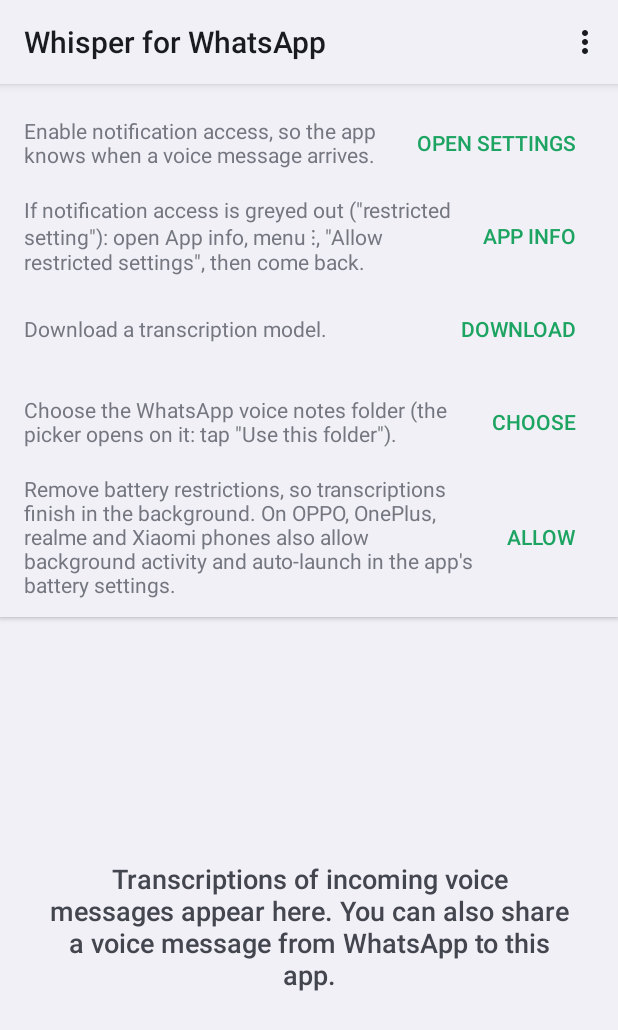
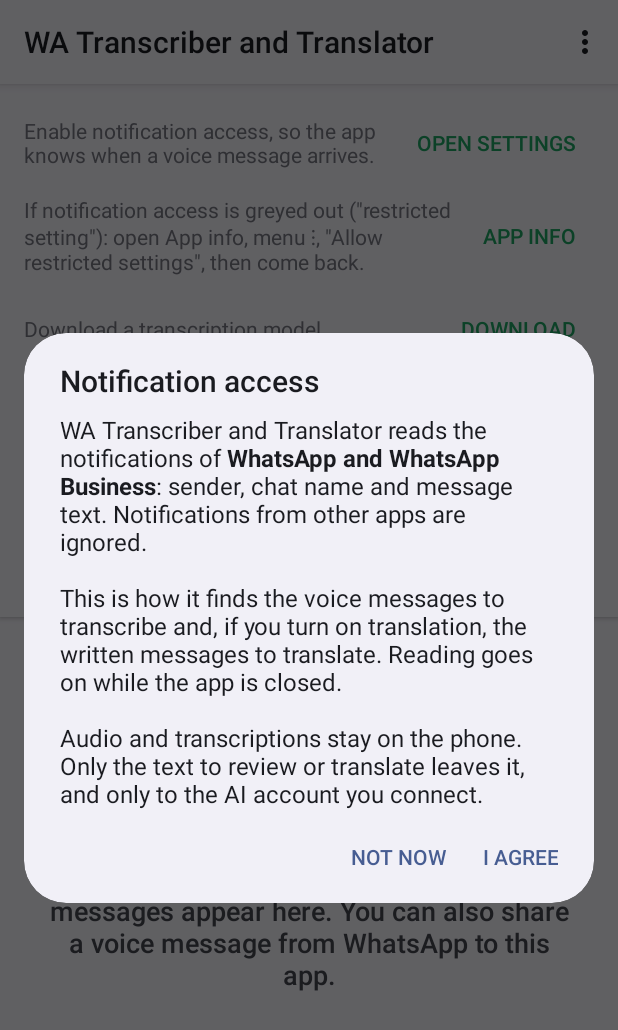
Before and after one commit to alessandrotucci/whisper-for-whatsapp-web, an Android app: the screen it shows after launch (MainActivity), after a tap on "OPEN SETTINGS", on a phone screen of 412 x 824 dp. Shown: the top 1030 px of the screen. Run offline under Robolectric (Android 15) with nearby library versions, the phone set to English and light mode, and no system bars; pictures from the network do not load.

Commit message:
App Android 1.3.0 (in prova): nome e informative per Google Play
Come da disegno approvato:
- il nome è «WA Transcriber and Translator» sul telefono e nella scheda;
- prima dell'accesso alle notifiche e prima di collegare un account di IA
  compare un'informativa con consenso esplicito; senza consenso le notifiche
  si ignorano e nessun testo va all'IA. A chi usa già le due funzioni le
  finestre si propongono una volta all'apertura;
- voce Privacy nel menu, con lo stato dei consensi e android/PRIVACY.md;
- tolto REQUEST_IGNORE_BATTERY_OPTIMIZATIONS: le righe della batteria aprono
  Info app con l'istruzione «Batteria -> Senza restrizioni».

Co-Authored-By: Claude Opus 5.5 <noreply@anthropic.com>

```diff
--- a/android/app/src/main/AndroidManifest.xml
+++ b/android/app/src/main/AndroidManifest.xml
@@ -7,7 +7,6 @@
     <uses-permission android:name="android.permission.FOREGROUND_SERVICE" />
     <uses-permission android:name="android.permission.FOREGROUND_SERVICE_DATA_SYNC" />
     <uses-permission android:name="android.permission.FOREGROUND_SERVICE_MEDIA_PROCESSING" />
-    <uses-permission android:name="android.permission.REQUEST_IGNORE_BATTERY_OPTIMIZATIONS" />
 
     <queries>
         <package android:name="com.whatsapp" />
--- a/android/app/src/main/java/io/github/alessandrotucci/whisperwa/AiClient.java
+++ b/android/app/src/main/java/io/github/alessandrotucci/whisperwa/AiClient.java
@@ -148,7 +148,7 @@ final class AiClient {
         h.put("Authorization", "Bearer " + key);
         if ("openrouter".equals(p.id)) {
             h.put("HTTP-Referer", "https://github.com/alessandrotucci/whisper-for-whatsapp-web");
-            h.put("X-Title", "Whisper for WhatsApp");
+            h.put("X-Title", "WA Transcriber and Translator");
         }
         return h;
     }
--- a/android/app/src/main/java/io/github/alessandrotucci/whisperwa/AiStore.java
+++ b/android/app/src/main/java/io/github/alessandrotucci/whisperwa/AiStore.java
@@ -94,15 +94,17 @@ final class AiStore {
         boolean context;
         boolean messages;
         final List<Account> accounts = new ArrayList<>();
+        /** Consenso all'invio dei testi all'IA ({@link Consent#ai}): senza, nessuna funzione è attiva. */
+        boolean consented;
 
         /** La lingua della traduzione: quella scelta, oppure quella del telefono. */
         String targetOrDefault() {
             return target != null && !target.isEmpty() ? target : Locale.getDefault().getLanguage();
         }
 
-        /** Vero se c'è almeno un account e almeno una delle due funzioni è attiva. */
+        /** Vero se c'è il consenso, almeno un account e almeno una delle due funzioni è attiva. */
         boolean active() {
-            return !accounts.isEmpty() && (revise || translate);
+            return consented && !accounts.isEmpty() && (revise || translate);
         }
 
         /** Vero se i messaggi scritti in un'altra lingua si traducono. */
@@ -130,6 +132,7 @@ final class AiStore {
     static Data load(Context context) {
         synchronized (LOCK) {
             Data d = new Data();
+            d.consented = Consent.ai(context);
             String raw = sp(context).getString("data", null);
             if (raw == null) return d;
             try {
--- /dev/null
+++ b/android/app/src/main/java/io/github/alessandrotucci/whisperwa/Consent.java
@@ -0,0 +1,121 @@
+package io.github.alessandrotucci.whisperwa;
+
+import android.app.Activity;
+import android.app.AlertDialog;
+import android.content.Context;
+import android.content.Intent;
+import android.content.SharedPreferences;
+import android.net.Uri;
+import android.text.SpannableStringBuilder;
+
+/**
+ * Informative con consenso esplicito, richieste dalla policy sui dati utente di Google Play.
+ *
+ * <p>La prima riguarda la lettura delle notifiche di WhatsApp e precede la pagina di sistema
+ * dell'accesso alle notifiche; senza consenso VoiceListener ignora le notifiche anche se
+ * l'accesso è attivo. La seconda riguarda l'invio dei testi al fornitore di IA e precede il
+ * collegamento di un account; senza consenso nessun testo va all'IA, anche con account collegati.
+ * Il consenso si dà solo con «Accetto»: chiudere la finestra o tornare indietro non conta. Ogni
+ * finestra si propone da sola una volta, a chi ha già l'accesso o gli account senza averla vista;
+ * poi solo dai pulsanti e dalla voce Privacy del menu.
+ */
+final class Consent {
+
+    static final String PRIVACY_URL =
+            "https://github.com/alessandrotucci/whisper-for-whatsapp-web/blob/main/android/PRIVACY.md";
+
+    private static final String FILE = "consent";
+    private static final String LISTENER = "listener";
+    private static final String AI = "ai";
+
+    private Consent() {
+    }
+
+    private static SharedPreferences sp(Context context) {
+        return context.getApplicationContext().getSharedPreferences(FILE, Context.MODE_PRIVATE);
+    }
+
+    static boolean listener(Context context) {
+        return sp(context).getBoolean(LISTENER, false);
+    }
+
+    static boolean ai(Context context) {
+        return sp(context).getBoolean(AI, false);
+    }
+
+    /** Esegue next se il consenso alle notifiche c'è già, altrimenti dopo «Accetto». */
+    static void askListener(Activity a, Runnable next) {
+        ask(a, LISTENER, R.string.consent_listener_title, R.string.consent_listener_text, R.string.consent_not_now, next);
+    }
+
+    /** Esegue next se il consenso all'invio dei testi all'IA c'è già, altrimenti dopo «Accetto». */
+    static void askAi(Activity a, Runnable next) {
+        ask(a, AI, R.string.consent_ai_title, R.string.consent_ai_text, android.R.string.cancel, next);
+    }
+
+    /**
+     * Propone una volta sola le informative che mancano a chi usa già la funzione: l'accesso alle
+     * notifiche attivo, o un account di IA collegato. Si chiama all'apertura della lista.
+     */
+    static void promptPending(Activity a, Runnable after) {
+        SharedPreferences sp = sp(a);
+        Runnable again = () -> {
+            after.run();
+            promptPending(a, after);
+        };
+        if (!listener(a) && Ui.listenerGranted(a) && !sp.getBoolean(LISTENER + ".asked", false)) {
+            sp.edit().putBoolean(LISTENER + ".asked", true).apply();
+            ask(a, LISTENER, R.string.consent_listener_title, R.string.consent_listener_text,
+                    R.string.consent_not_now, again, again);
+            return;
+        }
+        if (!ai(a) && !AiStore.load(a).accounts.isEmpty() && !sp.getBoolean(AI + ".asked", false)) {
+            sp.edit().putBoolean(AI + ".asked", true).apply();
+            ask(a, AI, R.string.consent_ai_title, R.string.consent_ai_text, android.R.string.cancel, after, after);
+        }
+    }
+
+    private static void ask(Activity a, String key, int title, int text, int decline, Runnable next) {
+        ask(a, key, title, text, decline, next, null);
+    }
+
+    private static void ask(Activity a, String key, int title, int text, int decline, Runnable next,
+                            Runnable closed) {
+        if (sp(a).getBoolean(key, false)) {
+            next.run();
+            return;
+        }
+        boolean[] accepted = {false};
+        new AlertDialog.Builder(a)
+                .setTitle(title)
+                .setMessage(a.getText(text))
+                .setNegativeButton(decline, null)
+                .setPositiveButton(R.string.consent_accept, (d, w) -> {
+                    accepted[0] = true;
+                    sp(a).edit().putBoolean(key, true).apply();
+                    next.run();
+                })
+                .setOnDismissListener(d -> {
+                    if (!accepted[0] && closed != null) closed.run();
+                })
+                .show();
+    }
+
+    /** Le due informative, lo stato dei consensi e il collegamento all'informativa completa. */
+    static void showPrivacy(Activity a) {
+        SpannableStringBuilder s = new SpannableStringBuilder();
+        s.append(a.getText(R.string.consent_listener_title)).append('\n');
+        s.append(a.getText(R.string.consent_listener_text)).append("\n");
+        s.append(a.getText(listener(a) ? R.string.consent_given : R.string.consent_missing)).append("\n\n");
+        s.append(a.getText(R.string.consent_ai_title)).append('\n');
+        s.append(a.getText(R.string.consent_ai_text)).append("\n");
+        s.append(a.getText(ai(a) ? R.string.consent_given : R.string.consent_missing));
+        new AlertDialog.Builder(a)
+                .setTitle(a.getString(R.string.privacy_title, a.getString(R.string.app_name)))
+                .setMessage(s)
+                .setPositiveButton(android.R.string.ok, null)
+                .setNeutralButton(R.string.privacy_policy, (d, w) ->
+                        a.startActivity(new Intent(Intent.ACTION_VIEW, Uri.parse(PRIVACY_URL))))
+                .show();
+    }
+}
--- a/android/app/src/main/java/io/github/alessandrotucci/whisperwa/MainActivity.java
+++ b/android/app/src/main/java/io/github/alessandrotucci/whisperwa/MainActivity.java
@@ -93,6 +93,7 @@ public final class MainActivity extends Activity {
         TranscriptionQueue.get(this).addListener(refresher);
         refresh();
         refreshSetup();
+        Consent.promptPending(this, this::refreshSetup);
     }
 
     @Override
@@ -128,10 +129,13 @@ public final class MainActivity extends Activity {
                     () -> requestPermissions(new String[]{Manifest.permission.POST_NOTIFICATIONS}, REQ_NOTIFICATIONS));
         }
         if (!Ui.listenerGranted(this)) {
-            addSetupRow(R.string.setup_listener, R.string.setup_open_settings, () -> Ui.openListenerSettings(this));
+            addSetupRow(R.string.setup_listener, R.string.setup_open_settings,
+                    () -> Consent.askListener(this, () -> Ui.openListenerSettings(this)));
             if (Build.VERSION.SDK_INT >= 33) {
                 addSetupRow(R.string.setup_restricted, R.string.setup_app_info, () -> Ui.openAppDetails(this));
             }
+        } else if (!Consent.listener(this)) {
+            addSetupRow(R.string.setup_consent, R.string.setup_read, () -> Consent.askListener(this, this::refreshSetup));
         }
         if (Models.selectedInstalled(this) == null) {
             addSetupRow(R.string.setup_model, R.string.setup_download,
@@ -148,7 +152,7 @@ public final class MainActivity extends Activity {
                     () -> startActivityForResult(Ui.folderPicker(Packages.BUSINESS), REQ_FOLDER_BUSINESS));
         }
         if (!Ui.batteryUnrestricted(this)) {
-            addSetupRow(R.string.setup_battery, R.string.setup_allow, () -> Ui.requestBatteryUnrestricted(this));
+            addSetupRow(R.string.setup_battery, R.string.bg_open, () -> Ui.openAppDetails(this));
         }
         long killed = BackgroundWork.recentKill(this);
         if (killed > 0) {
@@ -197,6 +201,10 @@ public final class MainActivity extends Activity {
     @Override
     public boolean onOptionsItemSelected(MenuItem item) {
         int id = item.getItemId();
+        if (id == R.id.menu_privacy) {
+            Consent.showPrivacy(this);
+            return true;
+        }
         if (id == R.id.menu_settings) {
             startActivity(new Intent(this, SettingsActivity.class));
             return true;
--- a/android/app/src/main/java/io/github/alessandrotucci/whisperwa/SettingsActivity.java
+++ b/android/app/src/main/java/io/github/alessandrotucci/whisperwa/SettingsActivity.java
@@ -122,7 +122,8 @@ public final class SettingsActivity extends Activity {
                 startActivityForResult(Ui.folderPicker(Packages.WHATSAPP), REQ_FOLDER_WHATSAPP));
         findViewById(R.id.btn_folder_business).setOnClickListener(v ->
                 startActivityForResult(Ui.folderPicker(Packages.BUSINESS), REQ_FOLDER_BUSINESS));
-        findViewById(R.id.btn_listener).setOnClickListener(v -> Ui.openListenerSettings(this));
+        findViewById(R.id.btn_listener).setOnClickListener(v ->
+                Consent.askListener(this, () -> Ui.openListenerSettings(this)));
         findViewById(R.id.btn_test_file).setOnClickListener(v -> startActivityForResult(
                 new Intent(Intent.ACTION_OPEN_DOCUMENT).addCategory(Intent.CATEGORY_OPENABLE).setType("audio/*"),
                 REQ_TEST_FILE));
@@ -227,7 +228,7 @@ public final class SettingsActivity extends Activity {
         boolean unrestricted = Ui.batteryUnrestricted(this);
         bindCheck(R.id.bg_battery, unrestricted ? CHECK_OK : CHECK_ERROR, R.string.bg_battery_title,
                 unrestricted ? R.string.bg_battery_off : R.string.bg_battery_on,
-                unrestricted ? 0 : R.string.bg_remove, () -> Ui.requestBatteryUnrestricted(this));
+                unrestricted ? 0 : R.string.bg_remove, () -> Ui.openAppDetails(this));
 
         BackgroundWork.Oem oem = BackgroundWork.oem();
         boolean vendor = oem != BackgroundWork.Oem.OTHER;
--- a/android/app/src/main/java/io/github/alessandrotucci/whisperwa/VoiceListener.java
+++ b/android/app/src/main/java/io/github/alessandrotucci/whisperwa/VoiceListener.java
@@ -55,7 +55,7 @@ public final class VoiceListener extends NotificationListenerService {
     @Override
     public void onNotificationPosted(StatusBarNotification sbn) {
         String pkg = sbn.getPackageName();
-        if (!Packages.isWhatsApp(pkg)) return;
+        if (!Packages.isWhatsApp(pkg) || !Consent.listener(this)) return;
         List<VoiceScanner.Hint> found = new ArrayList<>();
         Notification n = sbn.getNotification();
         Bundle extras = n.extras;
--- a/android/app/src/main/res/menu/main.xml
+++ b/android/app/src/main/res/menu/main.xml
@@ -9,6 +9,10 @@
         android:showAsAction="never"
         android:title="@string/settings" />
     <item
+        android:id="@+id/menu_privacy"
+        android:showAsAction="never"
+        android:title="@string/menu_privacy" />
+    <item
         android:id="@+id/menu_clear"
         android:showAsAction="never"
         android:title="@string/menu_clear" />
--- a/android/app/src/main/res/values/strings.xml
+++ b/android/app/src/main/res/values/strings.xml
@@ -1,6 +1,6 @@
 <?xml version="1.0" encoding="utf-8"?>
 <resources>
-    <string name="app_name" translatable="false">Whisper for WhatsApp</string>
+    <string name="app_name" translatable="false">WA Transcriber and Translator</string>
     <string name="settings">Settings</string>
     <string name="share_label">Transcribe</string>
     <string name="menu_scan">Look for new voice messages</string>
@@ -72,7 +72,7 @@
     <string name="setup_download">Download</string>
     <string name="setup_folder">Choose the %1$s voice notes folder (the picker opens on it: tap \"Use this folder\").</string>
     <string name="setup_choose">Choose</string>
-    <string name="setup_battery">Remove battery restrictions, so transcriptions finish in the background. On OPPO, OnePlus, realme and Xiaomi phones also allow background activity and auto-launch in the app\'s battery settings.</string>
+    <string name="setup_battery">Remove battery restrictions, so transcriptions finish in the background: on the page that opens tap «Battery» and choose «Unrestricted». On OPPO, OnePlus, realme and Xiaomi phones also allow background activity and auto-launch.</string>
 
     <string name="meta_work">transcribed in %1$d s</string>
     <string name="status_pending">Queued</string>
@@ -104,8 +104,8 @@
     <string name="background_hint">While you use the phone, Android and the manufacturer\'s system can stop the app in the middle of a transcription. These permissions are needed.</string>
     <string name="bg_battery_title">Android battery restrictions</string>
     <string name="bg_battery_off">Removed: the app can work in the background.</string>
-    <string name="bg_battery_on">Active: Android can stop the app from working in the background.</string>
-    <string name="bg_remove">Remove</string>
+    <string name="bg_battery_on">Active: Android can stop the app from working in the background. On the page that opens tap «Battery» or «Battery usage» and choose «Unrestricted».</string>
+    <string name="bg_remove">Open</string>
     <string name="bg_open">Open</string>
     <string name="bg_activity_title">Background activity</string>
     <string name="bg_activity_coloros">A ColorOS setting the app cannot check. On the page that opens, tap \"Battery usage\" and turn on \"Allow background activity\".</string>
@@ -254,4 +254,20 @@
     <string name="seg_transcript">Transcription</string>
     <string name="seg_review">Review</string>
     <string name="audio_missing">The audio is no longer available on this phone</string>
+
+    <!-- Informative con consenso e privacy -->
+    <string name="consent_listener_title">Notification access</string>
+    <string name="consent_listener_text">WA Transcriber and Translator reads the notifications of <b>WhatsApp and WhatsApp Business</b>: sender, chat name and message text. Notifications from other apps are ignored.\n\nThis is how it finds the voice messages to transcribe and, if you turn on translation, the written messages to translate. Reading goes on while the app is closed.\n\nAudio and transcriptions stay on the phone. Only the text to review or translate leaves it, and only to the AI account you connect.</string>
+    <string name="consent_ai_title">Text sent to the AI</string>
+    <string name="consent_ai_text">With an account connected, WA Transcriber and Translator sends to the provider you choose (for example Claude, ChatGPT or Gemini) <b>the text of every transcription</b> and, if you turn on translation, <b>written messages in another language</b>, with the chat name.\n\nIf you turn on context, it also sends the latest messages of the chat with the senders\' names. Audio never leaves the phone.\n\nThe provider handles the text under its own terms, with your key. You can disconnect the account at any time.</string>
+    <string name="consent_not_now">Not now</string>
+    <string name="consent_accept">I agree</string>
+    <string name="consent_given">Consent given.</string>
+    <string name="consent_missing">Consent not given.</string>
+    <string name="privacy_title">%1$s · Privacy</string>
+    <string name="privacy_policy">Privacy policy</string>
+    <string name="menu_privacy">Privacy</string>
+    <string name="setup_consent">Read and accept the notice on notifications: until then the app does not detect incoming voice messages.</string>
+    <string name="setup_read">Read</string>
+    <string name="ai_consent_note">Sending to the AI is paused: tap here to read the notice and accept it.</string>
 </resources>
```
Also changed, not shown: android/app/src/main/java/io/github/alessandrotucci/whisperwa/AiSettings.java (+6 -1 lines), android/app/src/main/java/io/github/alessandrotucci/whisperwa/Ui.java (+0 -10 lines), android/app/src/main/res/layout/activity_settings.xml (+10 -0 lines), 4 other files.
